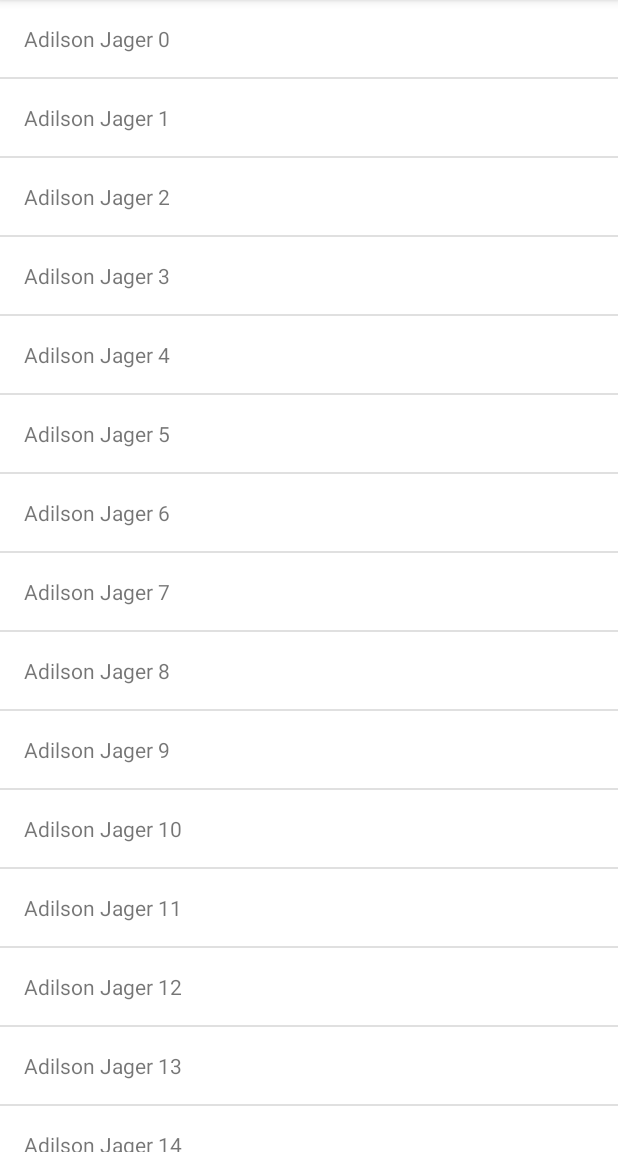
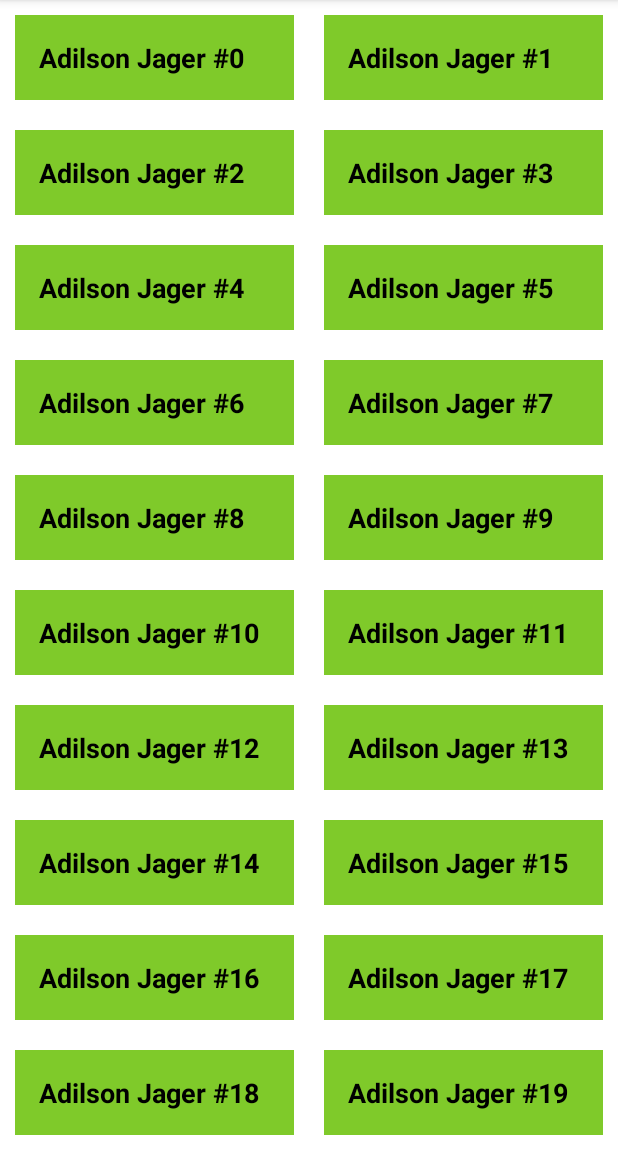
Before and after one commit to AdilsonMJ/RecyclerView_Course, an Android app: the screen it shows after launch (MainActivity), on a phone screen of 412 x 824 dp, the part 84-1236 px from its top. Run offline under Robolectric (Android 15) with nearby library versions, the phone set to English and light mode, and no system bars.

Commit message:
layout and refatoracao

```diff
--- a/app/src/main/java/com/adilson/recyclerview_course/MainActivity.kt
+++ b/app/src/main/java/com/adilson/recyclerview_course/MainActivity.kt
@@ -1,12 +1,12 @@
 package com.adilson.recyclerview_course
 
-import android.os.Binder
-import androidx.appcompat.app.AppCompatActivity
 import android.os.Bundle
 import android.widget.Toast
+import androidx.appcompat.app.AppCompatActivity
 import androidx.recyclerview.widget.DividerItemDecoration
 import androidx.recyclerview.widget.LinearLayoutManager
 import com.adilson.recyclerview_course.databinding.ActivityMainBinding
+import layout.User
 
 class MainActivity : AppCompatActivity() {
 
@@ -19,20 +19,34 @@ class MainActivity : AppCompatActivity() {
         super.onCreate(savedInstanceState)
         setContentView(binding.root)
 
-        val user = mutableListOf<String>()
+        val user = getData()
+        populateData(user) // I can user the lamb because I just have 1 param, but if I have 2 or more I need user this way.
 
-        repeat(500){
-            user.add("Adilson Jager $it")
+
+
+    }
+
+    private fun getData(): MutableList<User> {
+        val user = mutableListOf<User>()
+
+        repeat(500) {
+            user.add(
+                User(
+                    id = it.toLong(),
+                    name = "Adilson",
+                    lastName = "Jager"
+                )
+            )
         }
+        return user
+    }
+
+    private fun populateData(user: MutableList<User>) {
         binding.rvUser.adapter = UserAdapter(
             user,
             {
                 Toast.makeText(this, it, Toast.LENGTH_SHORT).show()
             }
-        ) // I can user the lamb because I just have 1 param, but if I have 2 or more I need user this way.
-
-        binding.rvUser.addItemDecoration(DividerItemDecoration(this, LinearLayoutManager.VERTICAL))
-
-
+        )
     }
 }
--- /dev/null
+++ b/app/src/main/java/com/adilson/recyclerview_course/User.kt
@@ -0,0 +1,9 @@
+package layout
+
+data class User (
+    val id: Long,
+    val name: String,
+    val lastName: String
+){
+    val fullName : String get() = "$name $lastName #$id"
+}
--- a/app/src/main/java/com/adilson/recyclerview_course/UserAdapter.kt
+++ b/app/src/main/java/com/adilson/recyclerview_course/UserAdapter.kt
@@ -6,9 +6,10 @@ import android.view.ViewGroup
 import android.widget.TextView
 import androidx.recyclerview.widget.RecyclerView
 import com.adilson.recyclerview_course.databinding.ResItemUserBinding
+import layout.User
 
 class UserAdapter(
-    private val users: List<String>,
+    private val users: List<User>,
     private val onClick: (String) -> Unit
     ) : RecyclerView.Adapter<UserAdapter.UserViewHolder>() {
 
@@ -37,7 +38,7 @@ class UserAdapter(
     }
 
     override fun onBindViewHolder(holder: UserViewHolder, position: Int) {
-        holder.bind(users[position], onClick)
+        holder.bind(users[position].fullName, onClick)
 
     }
 
--- a/app/src/main/res/layout/activity_main.xml
+++ b/app/src/main/res/layout/activity_main.xml
@@ -6,6 +6,7 @@
     android:layout_height="match_parent"
     tools:context=".MainActivity"
     android:id="@+id/rvUser"
-    app:layoutManager="androidx.recyclerview.widget.LinearLayoutManager"
+    app:layoutManager="androidx.recyclerview.widget.GridLayoutManager"
+    app:spanCount="2"
     tools:listitem="@layout/res_item_user"
     />
--- a/app/src/main/res/layout/res_item_user.xml
+++ b/app/src/main/res/layout/res_item_user.xml
@@ -3,6 +3,8 @@
     xmlns:app="http://schemas.android.com/apk/res-auto"
     xmlns:tools="http://schemas.android.com/tools"
     android:layout_width="match_parent"
+    android:layout_margin="10dp"
+    android:background="@color/dark_lemon_lime"
     android:layout_height="wrap_content">
 
     <TextView
@@ -12,6 +14,9 @@
         android:layout_marginStart="16dp"
         android:layout_marginTop="16dp"
         android:layout_marginEnd="16dp"
+        android:textStyle="bold"
+        android:textSize="18sp"
+        android:textColor="@color/black"
         android:layout_marginBottom="16dp"
         app:layout_constraintBottom_toBottomOf="parent"
         app:layout_constraintEnd_toEndOf="parent"
--- a/app/src/main/res/values/colors.xml
+++ b/app/src/main/res/values/colors.xml
@@ -7,4 +7,6 @@
     <color name="teal_700">#FF018786</color>
     <color name="black">#FF000000</color>
     <color name="white">#FFFFFFFF</color>
+
+    <color name="dark_lemon_lime">#7FCA2A</color>
 </resources>
```
Also changed, not shown: 1 other file.
